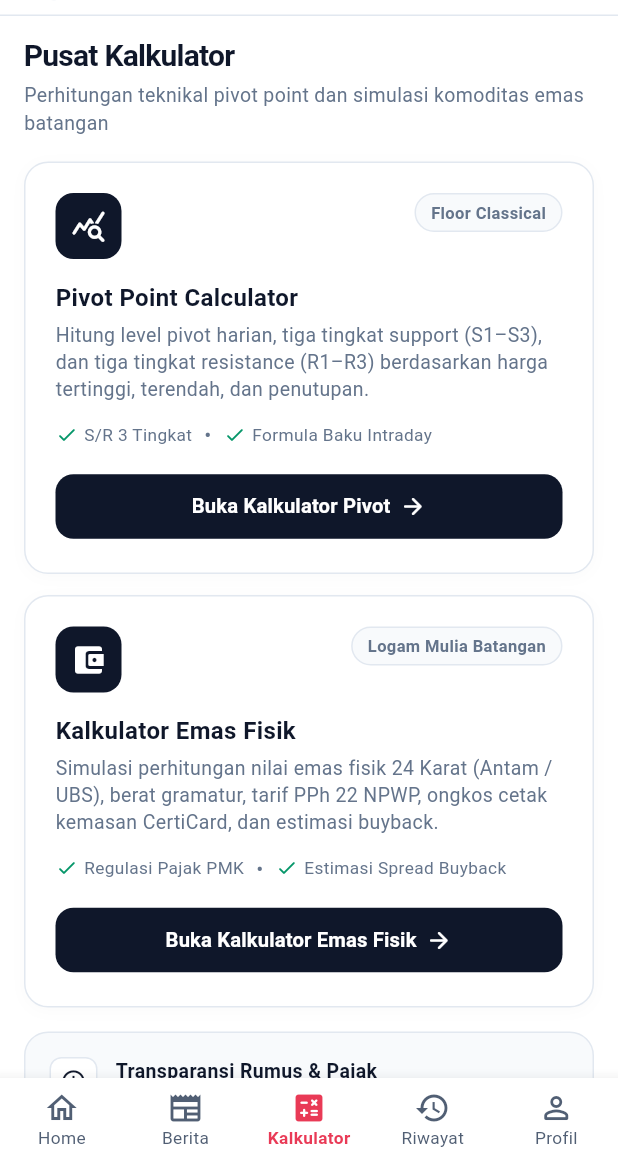
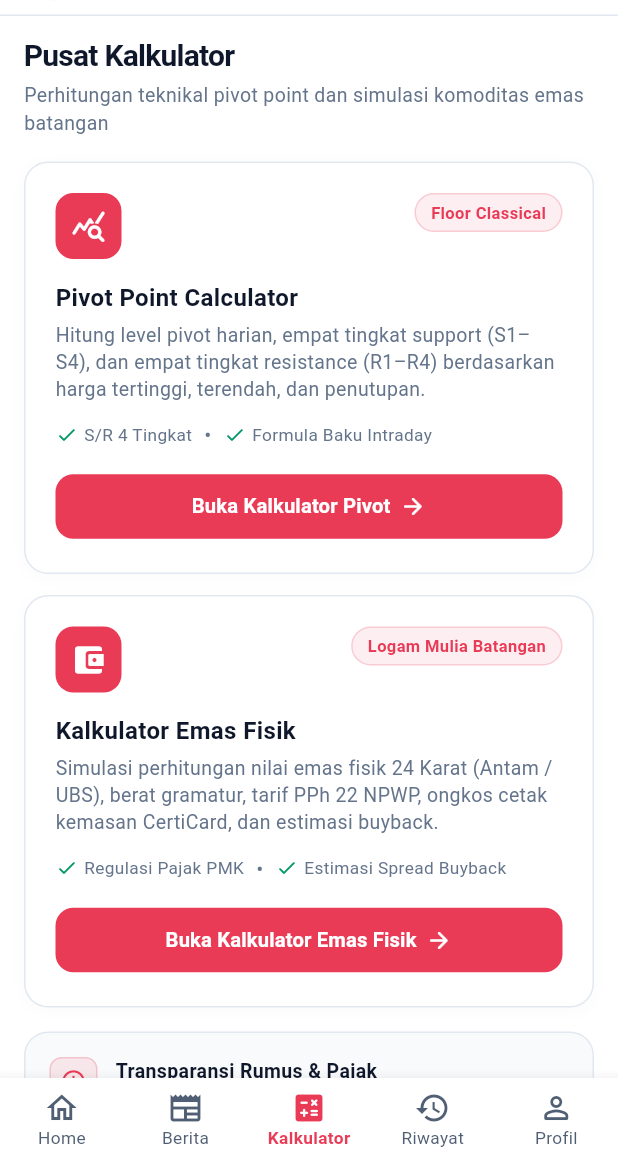
Before and after one commit to DheaIyaa6/KIMPUL, a Flutter app: the HomeScreen screen opened directly, item 3 of the bottom bar chosen, on a phone screen of 412 x 824 dp, the part 74-1236 px from its top. Run offline on Flutter 3.47's test engine with Material 3 defaults, Android fonts, the phone set to English and light mode, and no system bars; our stand-ins replace webview_flutter; network calls fail.

Commit message:
revisi warna

```diff
--- a/lib/screens/calculatorhub_screen.dart
+++ b/lib/screens/calculatorhub_screen.dart
@@ -13,6 +13,8 @@ class CalcHubScreen extends StatelessWidget {
 
   @override
   Widget build(BuildContext context) {
+    final primaryColor = Theme.of(context).colorScheme.primary;
+
     return SingleChildScrollView(
       padding: const EdgeInsets.only(bottom: 24, left: 16, right: 16, top: 12),
       child: Column(
@@ -43,12 +45,13 @@ class CalcHubScreen extends StatelessWidget {
                 context,
                 title: 'Pivot Point Calculator',
                 subtitle:
-                    'Hitung level pivot harian, tiga tingkat support (S1–S3), dan tiga tingkat resistance (R1–R3) berdasarkan harga tertinggi, terendah, dan penutupan.',
+                    'Hitung level pivot harian, empat tingkat support (S1–S4), dan empat tingkat resistance (R1–R4) berdasarkan harga tertinggi, terendah, dan penutupan.',
                 badgeText: 'Floor Classical',
                 icon: Icons.query_stats_rounded,
                 buttonText: 'Buka Kalkulator Pivot',
-                feature1: 'S/R 3 Tingkat',
+                feature1: 'S/R 4 Tingkat',
                 feature2: 'Formula Baku Intraday',
+                primaryColor: primaryColor,
                 onTap: () => onSelectCalc(CalcView.pivot),
               ),
               const SizedBox(height: 14),
@@ -64,6 +67,7 @@ class CalcHubScreen extends StatelessWidget {
                 buttonText: 'Buka Kalkulator Emas Fisik',
                 feature1: 'Regulasi Pajak PMK',
                 feature2: 'Estimasi Spread Buyback',
+                primaryColor: primaryColor,
                 onTap: () => onSelectCalc(CalcView.gold),
               ),
             ],
@@ -85,14 +89,14 @@ class CalcHubScreen extends StatelessWidget {
                   width: 32,
                   height: 32,
                   decoration: BoxDecoration(
-                    color: Colors.white,
+                    color: primaryColor.withValues(alpha: 0.1),
                     borderRadius: BorderRadius.circular(8),
-                    border: Border.all(color: const Color(0xFFE2E8F0)),
+                    border: Border.all(color: primaryColor.withValues(alpha: 0.2)),
                   ),
-                  child: const Icon(
+                  child: Icon(
                     Icons.info_outline_rounded,
                     size: 18,
-                    color: Color(0xFF0F172A),
+                    color: primaryColor,
                   ),
                 ),
                 const SizedBox(width: 12),
@@ -137,6 +141,7 @@ class CalcHubScreen extends StatelessWidget {
     required String buttonText,
     required String feature1,
     required String feature2,
+    required Color primaryColor,
     required VoidCallback onTap,
   }) {
     return Container(
@@ -165,7 +170,7 @@ class CalcHubScreen extends StatelessWidget {
                 width: 44,
                 height: 44,
                 decoration: BoxDecoration(
-                  color: const Color(0xFF0F172A),
+                  color: primaryColor,
                   borderRadius: BorderRadius.circular(12),
                 ),
                 child: Icon(
@@ -180,16 +185,16 @@ class CalcHubScreen extends StatelessWidget {
                   vertical: 4,
                 ),
                 decoration: BoxDecoration(
-                  color: const Color(0xFFF8FAFC),
+                  color: primaryColor.withValues(alpha: 0.08),
                   borderRadius: BorderRadius.circular(20),
-                  border: Border.all(color: const Color(0xFFE2E8F0)),
+                  border: Border.all(color: primaryColor.withValues(alpha: 0.2)),
                 ),
                 child: Text(
                   badgeText,
-                  style: const TextStyle(
+                  style: TextStyle(
                     fontSize: 11,
                     fontWeight: FontWeight.w600,
-                    color: Color(0xFF64748B),
+                    color: primaryColor,
                   ),
                 ),
               ),
@@ -271,7 +276,7 @@ class CalcHubScreen extends StatelessWidget {
             child: ElevatedButton(
               onPressed: onTap,
               style: ElevatedButton.styleFrom(
-                backgroundColor: const Color(0xFF0F172A),
+                backgroundColor: primaryColor,
                 foregroundColor: Colors.white,
                 elevation: 0,
                 padding: const EdgeInsets.symmetric(vertical: 12),
```
Also changed, not shown: lib/screens/modals_screen.dart (+61 -40 lines).
